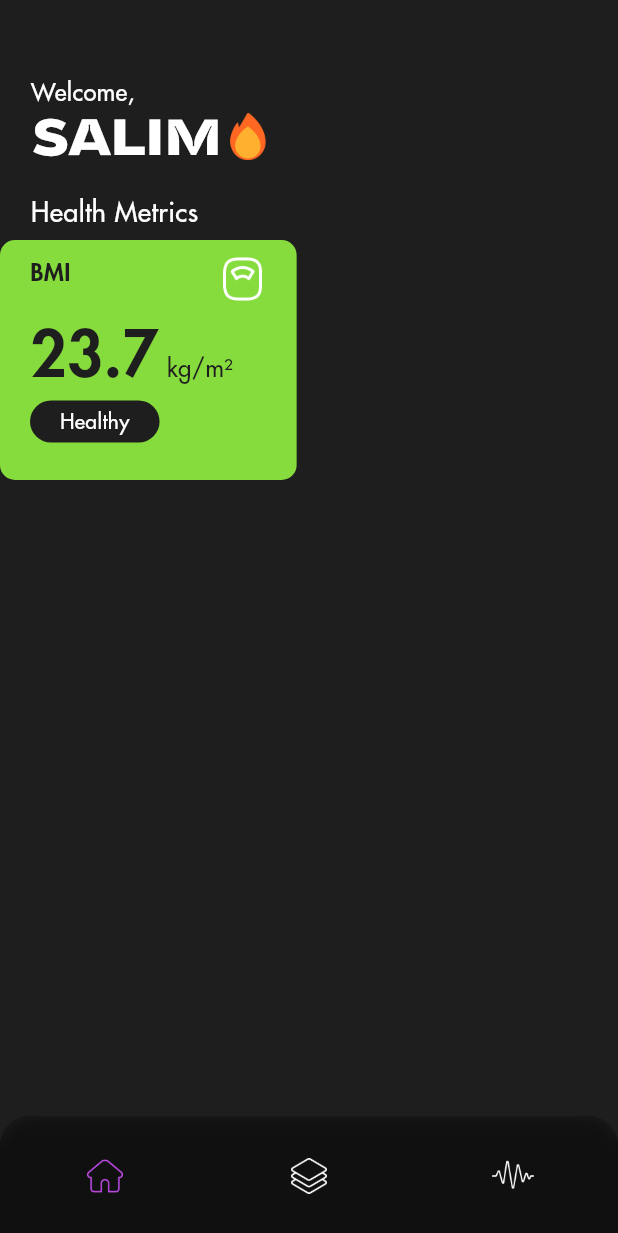
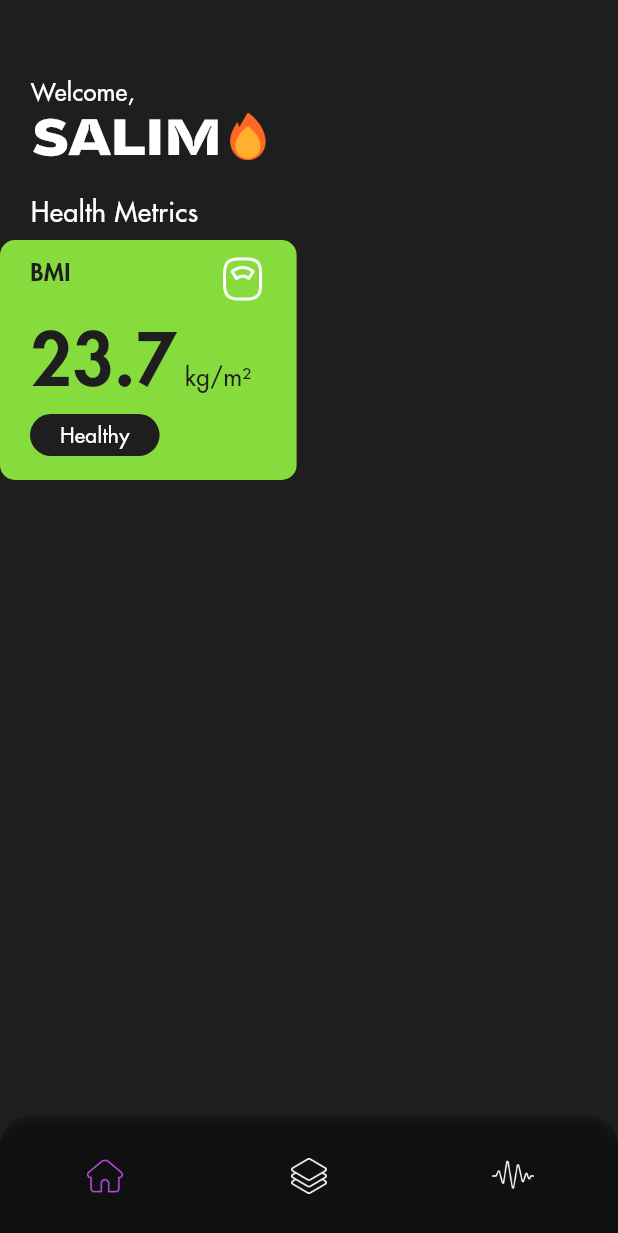
Before and after one commit to Salim-Ali-94/neutrino, a Flutter app: the screen it shows after launch, on a phone screen of 412 x 824 dp. Shown: the top 1233 px of the screen. Run offline on Flutter 3.47's test engine with Material 2 defaults, Android fonts, the phone set to English and light mode, and no system bars.

Commit message:
cleaned up the code and removed unused files

```diff
--- a/lib/screens/home.dart
+++ b/lib/screens/home.dart
@@ -12,21 +12,20 @@ class Home extends StatelessWidget {
 
     final screenWidth = MediaQuery.of(context).size.width;
 
-    return Scaffold(
-                    // appBar: AppBar(elevation: 0, backgroundColor: Colors.transparent, foregroundColor: Colors.white), backgroundColor: granite,
-                    backgroundColor: granite,
+    return Scaffold(backgroundColor: granite,
                     body: SingleChildScrollView(physics: const BouncingScrollPhysics(parent: AlwaysScrollableScrollPhysics()),
 
                                                 child: Column(crossAxisAlignment: CrossAxisAlignment.start,
-                                                              children: [Row(mainAxisAlignment: MainAxisAlignment.center, children: [Container(margin: const EdgeInsets.only(top: 50), width: screenWidth*0.9, child: Column(crossAxisAlignment: CrossAxisAlignment.start,
-                                                                                                                                                                                     children: [Text("Welcome,", style: TextStyle(color: Colors.white, fontFamily: "Futura",
-                                                                                                                                                                                                                                  fontWeight: FontWeight.w500, fontSize: 16)),
+                                                              children: [Row(mainAxisAlignment: MainAxisAlignment.center, children: [Container(margin: const EdgeInsets.only(top: 50), width: screenWidth*0.9,
+                                                                                                                                               child: Column(crossAxisAlignment: CrossAxisAlignment.start,
+                                                                                                                                                             children: [Text("Welcome,", style: TextStyle(color: Colors.white, fontFamily: "Futura",
+                                                                                                                                                                                                          fontWeight: FontWeight.w500, fontSize: 16)),
 
-                                                                                                                                                                                                Row(crossAxisAlignment: CrossAxisAlignment.start, children: [Text("Salim".toUpperCase(), style: TextStyle(color: Colors.white, fontWeight: FontWeight.w700,
-                                                                                                                                                                                                                                                                                                          fontFamily: "Getai", fontSize: 32)),
+                                                                                                                                                                        Row(crossAxisAlignment: CrossAxisAlignment.start,
+                                                                                                                                                                            children: [Text("Salim".toUpperCase(), style: TextStyle(color: Colors.white, fontWeight: FontWeight.w700,
+                                                                                                                                                                                                                                    fontFamily: "Getai", fontSize: 32)),
 
-                                                                                                                                                                                                                                                             Image.asset("assets/icons/flame.png", width: 36)])]))]),
-
+                                                                                                                                                                                       Image.asset("assets/icons/flame.png", width: 36)])]))]),
 
                                                                         SizedBox(height: 10),
 
--- a/lib/widgets/info_card.dart
+++ b/lib/widgets/info_card.dart
@@ -25,17 +25,22 @@ class InfoCard extends StatelessWidget {
                                               Row(crossAxisAlignment: CrossAxisAlignment.baseline, textBaseline: TextBaseline.alphabetic,
                                                   children: [Text("23.7", style: TextStyle(color: granite, fontWeight: FontWeight.w600,
                                                                           // fontFamily: "Futura", fontSize: 52)),
-                                                                          fontFamily: "Futura", fontSize: 42)),
+                                                                          // fontFamily: "Futura", fontSize: 42)),
+                                                                          // fontFamily: "Futura", fontSize: 50)),
+                                                                          fontFamily: "Futura", fontSize: 48)),
 
                                                              SizedBox(width: 5),
 
                                                              Text("kg/m\u00B2", style: TextStyle(color: granite, fontWeight: FontWeight.w500,
                                                                           fontFamily: "Futura", fontSize: 16))]),
 
-                                                                          // Row(mainAxisAlignment: MainAxisAlignment.end, children: [Container(padding: const EdgeInsets.symmetric(horizontal: 20, vertical: 4), decoration: BoxDecoration(color: granite, borderRadius: BorderRadius.all(Radius.circular(50))), child: Text("Healthy", style: TextStyle(fontFamily: "Futura", fontWeight: FontWeight.w500, color: Colors.white, fontSize: 14)))])]));
-                                                                          // Row(children: [Container(padding: const EdgeInsets.symmetric(horizontal: 20, vertical: 3), decoration: BoxDecoration(border: Border.all(color: Colors.white), borderRadius: BorderRadius.all(Radius.circular(50))), child: Text("Healthy", style: TextStyle(fontFamily: "Futura", fontWeight: FontWeight.w500, color: granite, fontSize: 14)))])]));
-                                                                          // Row(children: [Container(padding: const EdgeInsets.symmetric(horizontal: 20, vertical: 4), decoration: BoxDecoration(color: granite, borderRadius: BorderRadius.all(Radius.circular(50))), child: Text("Healthy", style: TextStyle(fontFamily: "Futura", fontWeight: FontWeight.w500, color: green, fontSize: 14)))])]));
-                                                                          Row(children: [Container(padding: const EdgeInsets.symmetric(horizontal: 20, vertical: 4), decoration: BoxDecoration(color: granite, borderRadius: BorderRadius.all(Radius.circular(50))), child: Text("Healthy", style: TextStyle(fontFamily: "Futura", fontWeight: FontWeight.w500, color: Colors.white, fontSize: 14)))])]));
+                                              // Row(mainAxisAlignment: MainAxisAlignment.end, children: [Container(padding: const EdgeInsets.symmetric(horizontal: 20, vertical: 4), decoration: BoxDecoration(color: granite, borderRadius: BorderRadius.all(Radius.circular(50))), child: Text("Healthy", style: TextStyle(fontFamily: "Futura", fontWeight: FontWeight.w500, color: Colors.white, fontSize: 14)))])]));
+                                              // Row(children: [Container(padding: const EdgeInsets.symmetric(horizontal: 20, vertical: 3), decoration: BoxDecoration(border: Border.all(color: Colors.white), borderRadius: BorderRadius.all(Radius.circular(50))), child: Text("Healthy", style: TextStyle(fontFamily: "Futura", fontWeight: FontWeight.w500, color: granite, fontSize: 14)))])]));
+                                              // Row(children: [Container(padding: const EdgeInsets.symmetric(horizontal: 20, vertical: 4), decoration: BoxDecoration(color: granite, borderRadius: BorderRadius.all(Radius.circular(50))), child: Text("Healthy", style: TextStyle(fontFamily: "Futura", fontWeight: FontWeight.w500, color: green, fontSize: 14)))])]));
+                                              Row(children: [Container(padding: const EdgeInsets.symmetric(horizontal: 20, vertical: 4),
+                                                                       decoration: BoxDecoration(color: granite, borderRadius: BorderRadius.all(Radius.circular(50))),
+                                                                       child: Text("Healthy", style: TextStyle(fontFamily: "Futura", fontWeight: FontWeight.w500,
+                                                                                                               color: Colors.white, fontSize: 14)))])]));
 
   }
 
```
Also changed, not shown: pubspec.yaml (+0 -61 lines), assets/fonts/Futura-Bold.ttf (deleted), assets/fonts/Futura-Book.ttf (deleted), assets/fonts/Futura-Extra-Black.ttf (deleted), assets/fonts/Futura-Heavy.ttf (deleted), assets/fonts/Futura-Medium.ttf (deleted), assets/fonts/Poppins-Black.ttf (deleted), assets/fonts/Poppins-Bold.ttf (deleted), assets/fonts/Poppins-Medium.ttf (deleted), assets/fonts/Poppins-Regular.ttf (deleted), assets/fonts/Poppins-Semi-Bold.ttf (deleted), assets/icons/fire.png (deleted).
